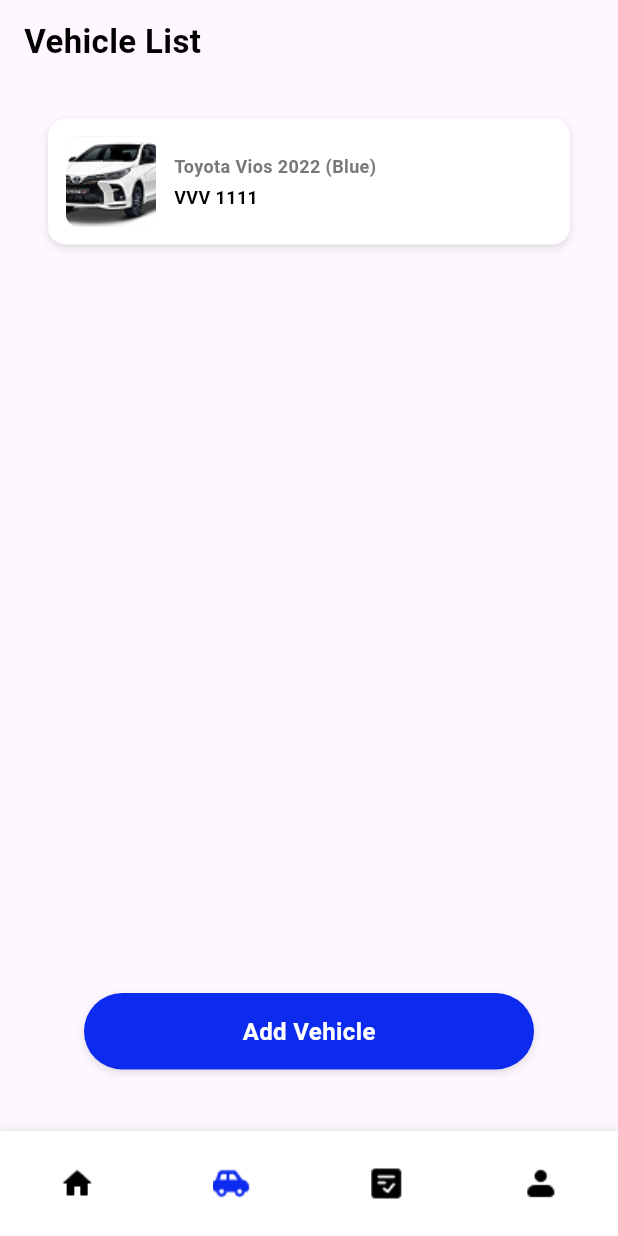
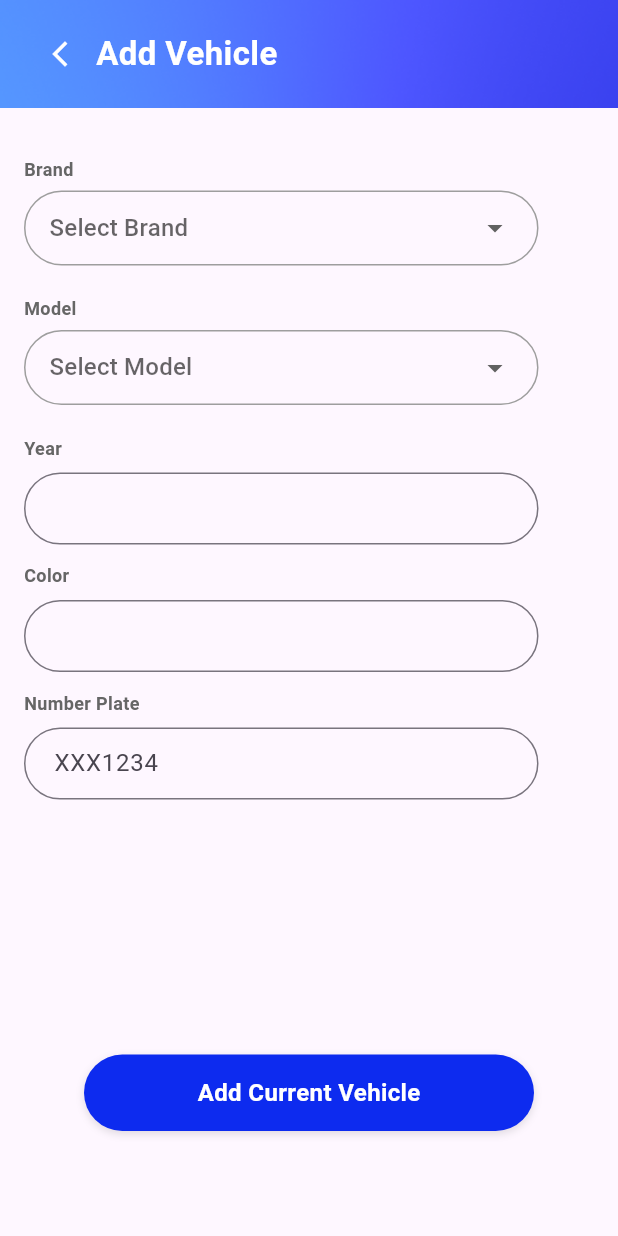
Before and after one commit to lxy0626/fyptayarman, a Flutter app: the screen it shows after launch, item 2 of the bottom bar chosen, after a tap on "Add Vehicle", on a phone screen of 412 x 824 dp. Run offline on Flutter 3.47's test engine with Material 3 defaults, Android fonts, the phone set to English and light mode, and no system bars.

Commit message:
1
more screens,
vehicle list, add vehicle, transactions, profile
widgets,
input_field, dropwdown

```diff
--- a/lib/presentation/nav/main_nav_controller.dart
+++ b/lib/presentation/nav/main_nav_controller.dart
@@ -1,5 +1,7 @@
 import 'package:flutter/material.dart';
 import 'package:fyptayarman/presentation/screen/home.dart';
+import 'package:fyptayarman/presentation/screen/profile.dart';
+import 'package:fyptayarman/presentation/screen/transactions.dart';
 import 'package:fyptayarman/presentation/screen/vehicles.dart';
 import 'package:fyptayarman/presentation/widget/Navbar.dart';
 // import 'home_screen.dart';
@@ -19,8 +21,8 @@ class _MainNavControllerState extends State<MainNavController> {
   final List<Widget> _screens = const [
     HomeScreen(),
     VehicleListScreen(),
-    // ServicesScreen(),
-    // ProfileScreen(),
+    TransactionScreen(),
+    ProfileScreen(),
   ];
 
   void _onItemTapped(int index) {
--- /dev/null
+++ b/lib/presentation/screen/add_vehicle.dart
@@ -0,0 +1,63 @@
+import 'package:flutter/material.dart';
+import 'package:fyptayarman/presentation/screen/scaffold.dart';
+import 'package:fyptayarman/presentation/widget/action_button.dart';
+import 'package:fyptayarman/presentation/widget/input_field.dart';
+import 'package:fyptayarman/presentation/widget/input_field_dropdown.dart';
+
+class AddVehicleScreen extends StatelessWidget {
+  const AddVehicleScreen({super.key});
+
+  @override
+  Widget build(BuildContext context) {
+    final screenHeight = MediaQuery.of(context).size.height;
+
+    return PageScaffold(
+      title: 'Add Vehicle',
+      child: SizedBox(
+        height: screenHeight, // take full screen height
+        child: Stack(
+          children: [
+            // Scrollable form content
+            SingleChildScrollView(
+              padding: const EdgeInsets.fromLTRB(16, 16, 16, 80), // bottom padding for button
+              child: Column(
+                crossAxisAlignment: CrossAxisAlignment.start,
+                children: [
+                  InputFieldWithDropdown(
+                    title: "Brand",
+                    options: const ["Toyota", "Nissan", "BMW"],
+                    hintText: "Select Brand",
+                    onChanged: (val) => print("Brand selected: $val"),
+                  ),
+                  const SizedBox(height: 10),
+                  InputFieldWithDropdown(
+                    title: "Model",
+                    options: const ["Vios", "Altima", "M3"],
+                    hintText: "Select Model",
+                    onChanged: (val) => print("Model selected: $val"),
+                  ),
+                  const SizedBox(height: 10),
+                  const InputField(title: 'Year'),
+                  const SizedBox(height: 10),
+                  const InputField(title: 'Color'),
+                  const SizedBox(height: 10),
+                  const InputField(title: 'Number Plate', hintText: "XXX1234"),
+                  const SizedBox(height: 20),
+                ],
+              ),
+            ),
+
+            // Floating bottom button
+            Align(
+              alignment: Alignment.bottomCenter,
+              child: BottomButton(
+                text: "Add Current Vehicle",
+                onTap: () => print("added current vehicle"),
+              ),
+            ),
+          ],
+        ),
+      ),
+    );
+  }
+}
--- /dev/null
+++ b/lib/presentation/screen/profile.dart
@@ -0,0 +1,17 @@
+import 'package:flutter/material.dart';
+import 'package:fyptayarman/presentation/screen/scaffold.dart';
+
+class ProfileScreen extends StatelessWidget {
+  const ProfileScreen({super.key});
+
+  @override
+  Widget build(BuildContext context) {
+    return PageScaffold(
+      title: 'Profile',
+        child: Text(
+          'Hello World',
+          style: TextStyle(fontSize: 18),
+      ),
+    );
+  }
+}
--- a/lib/presentation/screen/scaffold.dart
+++ b/lib/presentation/screen/scaffold.dart
@@ -4,64 +4,73 @@ class PageScaffold extends StatelessWidget {
   final String title;
   final Widget child;
   final bool? showBackButtonOverride;
+  final Widget? bottomNav;
 
   const PageScaffold({
     super.key,
     required this.title,
     required this.child,
     this.showBackButtonOverride,
+    this.bottomNav,
   });
 
   bool _shouldShowBackButton(BuildContext context) {
-    // 👇 Use override if provided
     if (showBackButtonOverride != null) return showBackButtonOverride!;
-
-    // 👇 Hide back button if there's no previous route
     return Navigator.canPop(context);
   }
 
   @override
   Widget build(BuildContext context) {
     final showBackButton = _shouldShowBackButton(context);
+
     return Scaffold(
-      body: SafeArea(
-        child: Padding(
-          padding: const EdgeInsets.symmetric(horizontal: 16, vertical: 12),
-          child: Column(
-            crossAxisAlignment: CrossAxisAlignment.start,
-            children: [
-              // 👇 Row for back button + title
-              Row(
+      resizeToAvoidBottomInset: false, // <-- key line
+      body: Column(
+        crossAxisAlignment: CrossAxisAlignment.start,
+        children: [
+          SafeArea(
+            bottom: false,
+            child: Container(
+              width: double.infinity,
+              padding: const EdgeInsets.symmetric(horizontal: 16, vertical: 12),
+              decoration: const BoxDecoration(
+                image: DecorationImage(
+                  image: AssetImage('assets/bg.png'),
+                  fit: BoxFit.cover,
+                  alignment: Alignment.topCenter,
+                ),
+              ),
+              child: Row(
                 children: [
                   if (showBackButton)
                     IconButton(
                       icon: const Icon(Icons.arrow_back_ios_new),
-                      color: Colors.black87,
+                      color: Colors.white,
                       iconSize: 20,
-                      onPressed: () {
-                        Navigator.pop(context);
-                      },
+                      onPressed: () => Navigator.pop(context),
                     ),
                   Text(
                     title,
                     style: const TextStyle(
                       fontSize: 22,
                       fontWeight: FontWeight.bold,
-                      color: Colors.black,
+                      color: Colors.white,
                     ),
                   ),
                 ],
               ),
-              const SizedBox(height: 16),
-              Expanded(
-                child: SingleChildScrollView(
-                  child: child,
-                ),
-              ),
-            ],
+            ),
           ),
-        ),
+          const SizedBox(height: 16),
+          Expanded(
+            child: SizedBox(
+              width: double.infinity,
+              child: child,
+            ),
+          ),
+        ],
       ),
+      bottomNavigationBar: bottomNav,
     );
   }
 }
--- /dev/null
+++ b/lib/presentation/screen/transactions.dart
@@ -0,0 +1,17 @@
+import 'package:flutter/material.dart';
+import 'package:fyptayarman/presentation/screen/scaffold.dart';
+
+class TransactionScreen extends StatelessWidget {
+  const TransactionScreen({super.key});
+
+  @override
+  Widget build(BuildContext context) {
+    return PageScaffold(
+      title: 'Transaction',
+        child: Text(
+          'Hello World',
+          style: TextStyle(fontSize: 18),
+      ),
+    );
+  }
+}
--- a/lib/presentation/screen/vehicles.dart
+++ b/lib/presentation/screen/vehicles.dart
@@ -1,4 +1,5 @@
 import 'package:flutter/material.dart';
+import 'package:fyptayarman/presentation/screen/add_vehicle.dart';
 import 'package:fyptayarman/presentation/screen/scaffold.dart';
 import 'package:fyptayarman/presentation/widget/action_button.dart';
 import 'package:fyptayarman/presentation/widget/vehicle_card.dart';
@@ -43,7 +44,14 @@ class VehicleListScreen extends StatelessWidget {
             // ),
             BottomButton(
               text: "Add Vehicle",
-              onTap: () => print("Add Vehicle tapped"), // your function
+              onTap: () {
+                Navigator.push(
+                  context,
+                  MaterialPageRoute(
+                    builder: (context) => const AddVehicleScreen(),
+                  ),
+                );
+              }, // your function
             ),
           ],
         ),
--- a/lib/presentation/widget/input_field.dart
+++ b/lib/presentation/widget/input_field.dart
@@ -20,9 +20,9 @@ class InputField extends StatelessWidget {
         Text(
           title,
           style: const TextStyle(
-            fontSize: 16,
+            fontSize: 12,
             fontWeight: FontWeight.w600,
-            color: Colors.black87,
+            color: Color(0xFF666666),
           ),
         ),
         const SizedBox(height: 8), // spacing between title and field
--- /dev/null
+++ b/lib/presentation/widget/input_field_dropdown.dart
@@ -0,0 +1,80 @@
+import 'package:flutter/material.dart';
+
+class InputFieldWithDropdown extends StatefulWidget {
+  final String title;
+  final String hintText;
+  final List<String> options;
+  final ValueChanged<String?>? onChanged;
+
+  const InputFieldWithDropdown({
+    super.key,
+    required this.title,
+    this.hintText = '',
+    required this.options,
+    this.onChanged,
+  });
+
+  @override
+  State<InputFieldWithDropdown> createState() => _InputFieldWithDropdownState();
+}
+
+class _InputFieldWithDropdownState extends State<InputFieldWithDropdown> {
+  String? selectedValue; // 👈 starts as null for empty default
+
+  List<String> get _orderedOptions {
+    // If selectedValue is null, keep the list as-is
+    if (selectedValue == null) return widget.options;
+    List<String> list = List.from(widget.options);
+    list.remove(selectedValue);
+    list.insert(0, selectedValue!);
+    return list;
+  }
+
+  @override
+  Widget build(BuildContext context) {
+    return Column(
+      crossAxisAlignment: CrossAxisAlignment.start,
+      children: [
+        Text(
+          widget.title,
+          style: const TextStyle(
+            fontSize: 12,
+            fontWeight: FontWeight.w600,
+            color: Color(0xFF666666),
+          ),
+        ),
+        const SizedBox(height: 6),
+        Container(
+          width: 343,
+          height: 50,
+          padding: const EdgeInsets.symmetric(horizontal: 16),
+          decoration: BoxDecoration(
+            borderRadius: BorderRadius.circular(25),
+            border: Border.all(color: Colors.grey, width: 1),
+          ),
+          child: DropdownButtonHideUnderline(
+            child: DropdownButton<String>(
+              hint: Text(widget.hintText.isEmpty ? "Select an option" : widget.hintText), // 👈 placeholder
+              value: selectedValue,
+              isExpanded: true,
+              icon: const Icon(Icons.arrow_drop_down),
+              items: _orderedOptions
+                  .map((e) => DropdownMenuItem(
+                        value: e,
+                        child: Text(e),
+                      ))
+                  .toList(),
+              onChanged: (val) {
+                setState(() {
+                  selectedValue = val;
+                });
+                if (widget.onChanged != null) widget.onChanged!(val);
+              },
+            ),
+          ),
+        ),
+        const SizedBox(height: 10),
+      ],
+    );
+  }
+}
```
